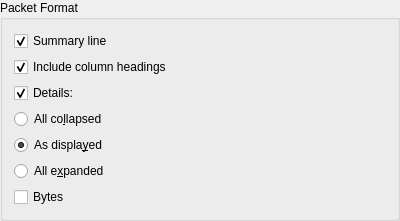
This is include/wireshark/ui/qt/packet_format_group_box.ui in randolphcyg/gowireshark as Qt 5 draws it before an edit. The edited form follows.
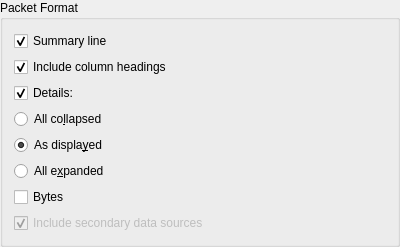
This is the edited form.

The edit to the form file:
```diff
--- a/include/wireshark/ui/qt/packet_format_group_box.ui
+++ b/include/wireshark/ui/qt/packet_format_group_box.ui
@@ -114,6 +114,22 @@
      </property>
     </widget>
    </item>
+   <item>
+    <widget class="QCheckBox" name="includeDataSourcesCheckBox">
+     <property name="text">
+      <string>Include secondary data sources</string>
+     </property>
+     <property name="toolTip">
+      <string>&lt;html&gt;&lt;head/&gt;&lt;body&gt;&lt;p&gt;Generate hexdumps for secondary data sources like reassembled or decrypted buffers in addition to the frame&lt;/p&gt;&lt;/body&gt;&lt;/html&gt;</string>
+     </property>
+     <property name="checked">
+      <bool>true</bool>
+     </property>
+     <property name="enabled">
+      <bool>false</bool>
+     </property>
+    </widget>
+   </item>
   </layout>
  </widget>
  <connections/>
```
